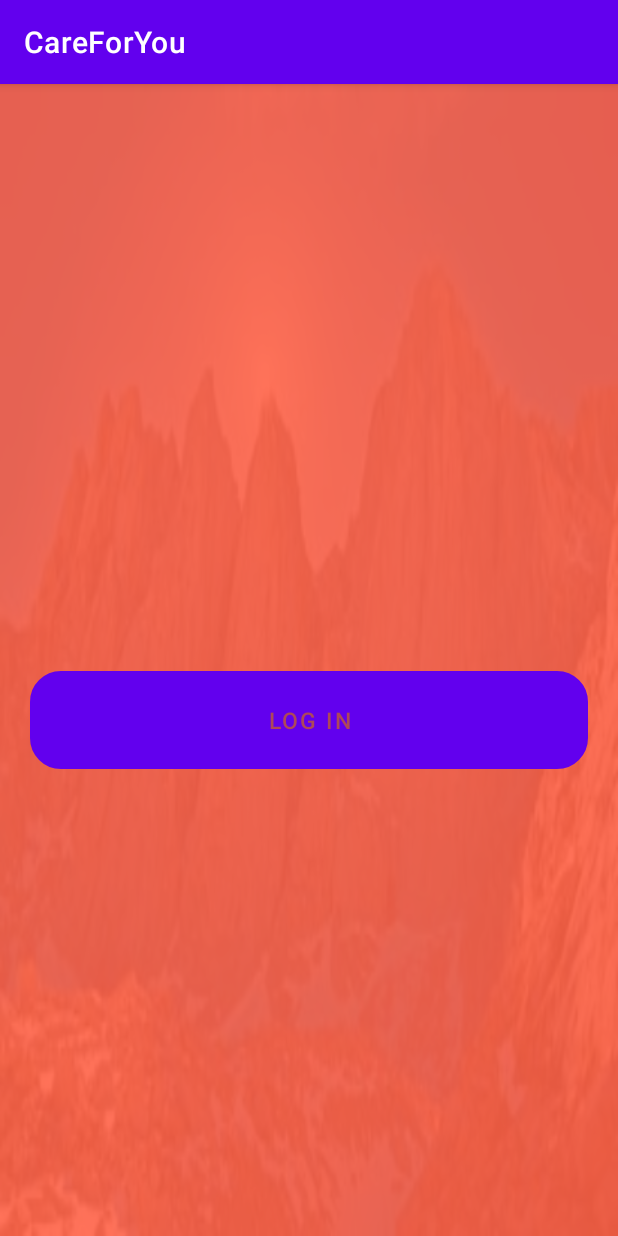
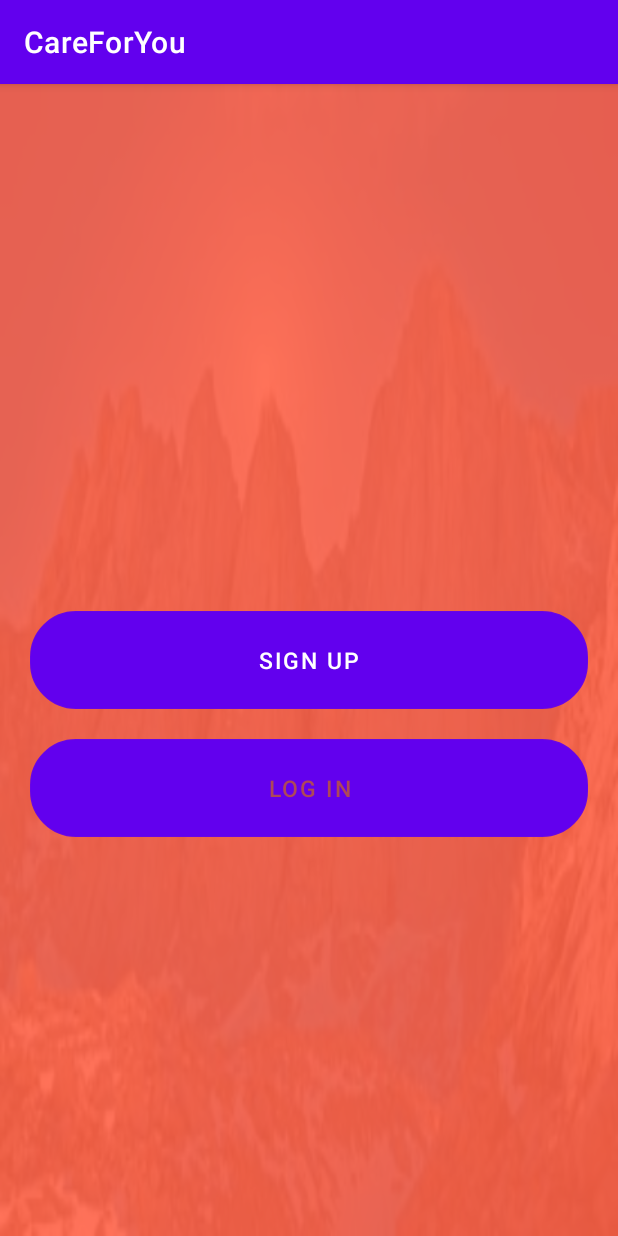
Before and after one commit to kunalmnnit/CareForYou, an Android app: the screen it shows after launch (MainActivity), on a phone screen of 412 x 824 dp. Run offline under Robolectric (Android 15) with nearby library versions, the phone set to English and light mode, and no system bars; our stand-ins replace Firebase (no records; nobody signed in at launch, a user with empty details on screens opened directly).

Commit message:
constraint layout removed!!

```diff
--- a/app/build.gradle
+++ b/app/build.gradle
@@ -45,7 +45,8 @@ dependencies {
     implementation 'androidx.core:core-ktx:1.3.2'
     implementation 'androidx.appcompat:appcompat:1.2.0'
     implementation 'com.google.android.material:material:1.3.0'
-    implementation 'com.android.support.constraint:constraint-layout:1.1.3'
+    implementation 'com.android.support.constraint:constraint-layout:2.0.4'
+    implementation 'androidx.constraintlayout:constraintlayout:2.0.4'
     testImplementation 'junit:junit:4.+'
     implementation "me.dm7.barcodescanner:zxing:$zxingVersion"
     implementation "com.google.code.gson:gson:$gsonVersion"
--- a/app/src/main/res/layout/activity_main.xml
+++ b/app/src/main/res/layout/activity_main.xml
@@ -12,7 +12,7 @@
         android:background="@drawable/mountains1"
         />
 
-    <androidx.constraintlayout.widget.ConstraintLayout
+    <RelativeLayout
         android:layout_width="match_parent"
         android:layout_height="match_parent"
         android:background="#E6FF6347"
@@ -23,27 +23,26 @@
             android:layout_width="match_parent"
             android:layout_height="65dp"
             android:text="Sign Up"
+            android:background="@drawable/et_bgpress"
+            android:layout_centerInParent="true"
             android:textColor="#ffffff"
             android:textSize="15dp"
             android:onClick="gotoregister"
-            android:background="@drawable/et_bgpress"
-            app:layout_constraintTop_toBottomOf="parent"
-            app:layout_constraintBottom_toTopOf="parent"
             android:id="@+id/Sign_up" />
 
         <Button
-            android:layout_marginTop="40dp"
+            android:layout_marginTop="20dp"
             android:layout_width="match_parent"
             android:layout_height="65dp"
             android:textSize="15sp"
             android:text="Log in"
+            android:background="@drawable/et_bgpress"
             android:onClick="gotologin"
             android:textColor="#f2b24c50"
-            android:background="@drawable/et_bg"
             android:id="@+id/Sign_in"
-            app:layout_constraintTop_toBottomOf="@+id/Sign_up"/>
+            android:layout_below="@+id/Sign_up"/>
 
-    </androidx.constraintlayout.widget.ConstraintLayout>
+    </RelativeLayout>
 
 
 </RelativeLayout>
```
Also changed, not shown: app/src/main/AndroidManifest.xml (+8 -6 lines), app/src/main/java/com/kunal/careforyou/HomeActivity.kt (added, +11 -0 lines), app/src/main/res/layout/activity_home.xml (added, +9 -0 lines), app/src/main/res/layout/activity_my_profile.xml (+14 -3 lines).
